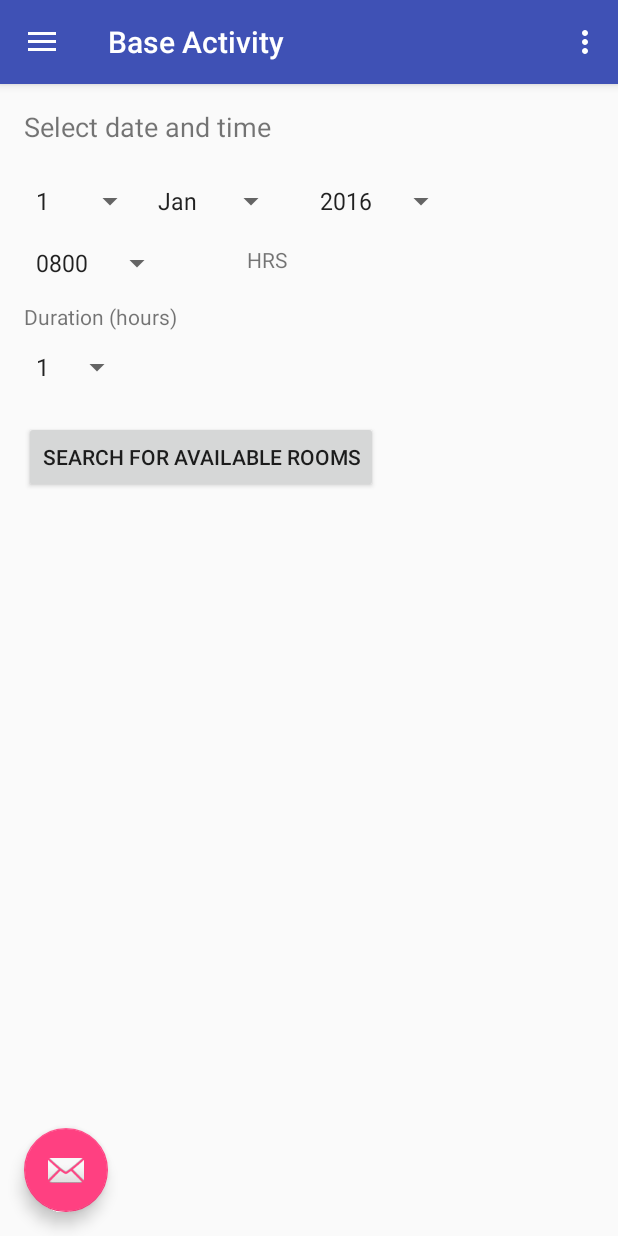
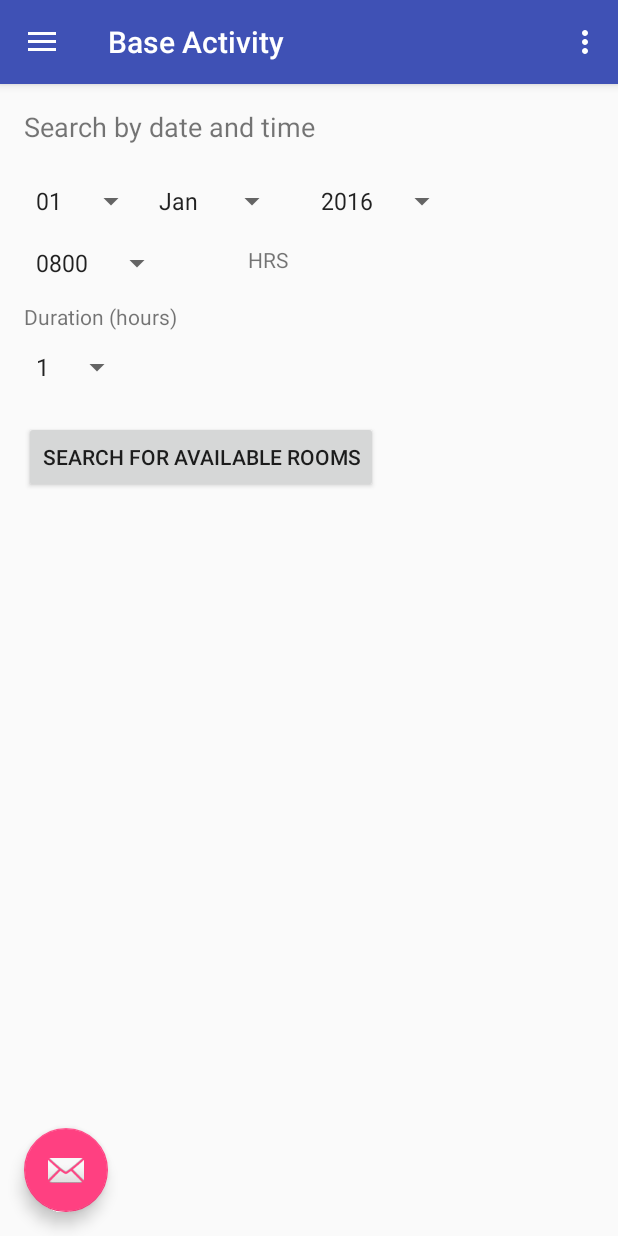
Before and after one commit to privatejw/SUTDBookingRooms, an Android app: the screen it shows after launch (BaseActivity), in the side drawer, after a tap on "Room Search", on a phone screen of 412 x 824 dp. Run offline under Robolectric (Android 15) with nearby library versions, the light colour scheme and no system bars; our stand-ins replace Firebase (no records; nobody signed in at launch, a user with empty details on screens opened directly).

Commit message:
book updates firebase, standardized date numbers

```diff
--- a/app/src/main/java/lol/wepekchek/istd/sutdbookingrooms/RoomSearch/RoomSearchFragment.java
+++ b/app/src/main/java/lol/wepekchek/istd/sutdbookingrooms/RoomSearch/RoomSearchFragment.java
@@ -154,7 +154,7 @@ public class RoomSearchFragment extends Fragment {
                     monthSpinner.getSelectedItem().toString()+
                     yearSpinner.getSelectedItem().toString()+ hours[i];
         }
-        ((BaseActivity)getActivity()).setTiming("\n"+daySpinner.getSelectedItem().toString()+" "
+        ((BaseActivity)getActivity()).setTiming(daySpinner.getSelectedItem().toString()+" "
                 +monthSpinner.getSelectedItem().toString()+" "
                 +yearSpinner.getSelectedItem().toString()+" "+hourSpinner.getSelectedItem().toString()+" HRS");
         Toast.makeText(getActivity(), Arrays.toString(times), Toast.LENGTH_SHORT).show();
@@ -215,4 +215,6 @@ public class RoomSearchFragment extends Fragment {
         }
 
     }
+
+
 }
--- a/app/src/main/res/layout/fragment_booking.xml
+++ b/app/src/main/res/layout/fragment_booking.xml
@@ -32,6 +32,7 @@
         android:layout_marginTop="58dp"
         android:id="@+id/button2"
         android:layout_alignTop="@+id/spinner6"
-        android:layout_centerHorizontal="true" />
+        android:layout_centerHorizontal="true"
+        android:onClick="book" />
 
 </RelativeLayout>
--- a/app/src/main/res/layout/fragment_room_search.xml
+++ b/app/src/main/res/layout/fragment_room_search.xml
@@ -13,7 +13,7 @@
     <TextView
         android:layout_width="wrap_content"
         android:layout_height="wrap_content"
-        android:text="Select date and time"
+        android:text="Search by date and time"
         android:id="@+id/textView"
         android:textSize="18sp" />
 
--- a/app/src/main/res/values/strings.xml
+++ b/app/src/main/res/values/strings.xml
@@ -24,15 +24,15 @@
 
     <!-- Strings related to search -->
     <string-array name="days_array">
-        <item>1</item>
-        <item>2</item>
-        <item>3</item>
-        <item>4</item>
-        <item>5</item>
-        <item>6</item>
-        <item>7</item>
-        <item>8</item>
-        <item>9</item>
+        <item>01</item>
+        <item>02</item>
+        <item>03</item>
+        <item>04</item>
+        <item>05</item>
+        <item>06</item>
+        <item>07</item>
+        <item>08</item>
+        <item>09</item>
         <item>10</item>
         <item>11</item>
         <item>12</item>
```
Also changed, not shown: app/src/main/java/lol/wepekchek/istd/sutdbookingrooms/Booking/BookingFragment.java (+31 -3 lines).
